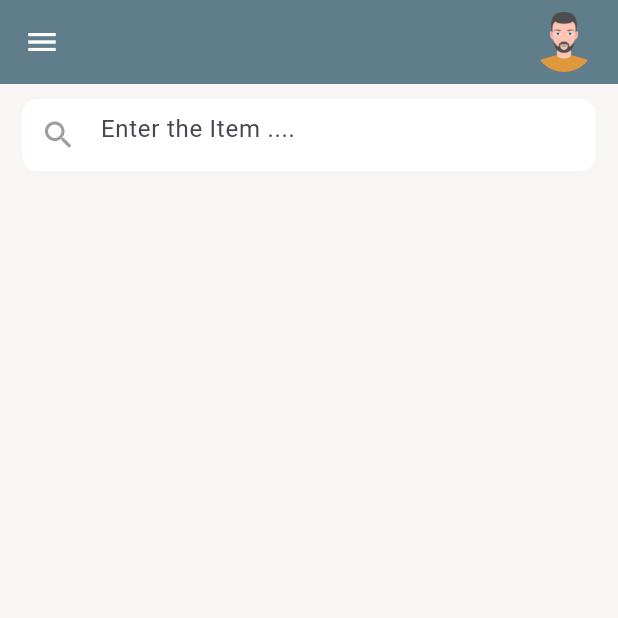
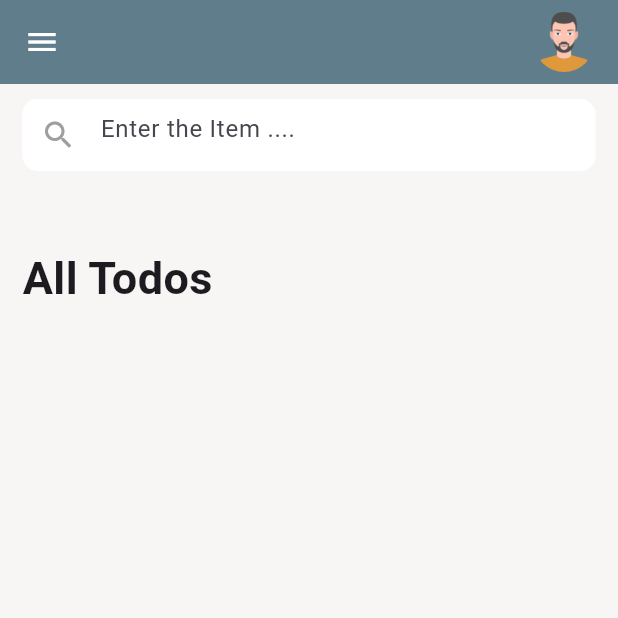
Before and after one commit to kumarrohan2804/flutter_apps, a Flutter app: the screen it shows after launch, on a phone screen of 412 x 824 dp, the top half of it. Run offline on Flutter 3.47's test engine with Material 3 defaults, Android fonts, the phone set to English and light mode, and no system bars.

Commit message:
Todo App basic completed

```diff
--- a/lib/main.dart
+++ b/lib/main.dart
@@ -18,7 +18,7 @@ class MyApp extends StatelessWidget {
         colorScheme: ColorScheme.fromSeed(seedColor: Colors.deepPurple),
         useMaterial3: true,
       ),
-      home: const TodoHome(),
+      home: TodoHome(),
     );
   }
 }
--- /dev/null
+++ b/lib/todo_app/model/todo_item_model.dart
@@ -0,0 +1,8 @@
+class TodoItemModel {
+  String? item;
+  int? id;
+  bool? completed;
+
+  TodoItemModel({required this.item, required this.completed, required this.id});
+
+}
--- a/lib/todo_app/todo_home.dart
+++ b/lib/todo_app/todo_home.dart
@@ -1,7 +1,18 @@
 import 'package:flutter/material.dart';
+import 'package:flutter_apps/todo_app/widget/todo_item.dart';
+import '../todo_app/model/todo_item_model.dart';
 
-class TodoHome extends StatelessWidget {
-  const TodoHome({super.key});
+class TodoHome extends StatefulWidget {
+  TodoHome({super.key});
+
+  @override
+  State<TodoHome> createState() => _TodoHomeState();
+}
+
+class _TodoHomeState extends State<TodoHome> {
+  final todoItemController = TextEditingController();
+
+  final todoItemList = [];
 
   @override
   Widget build(BuildContext context) {
@@ -12,13 +23,79 @@ class TodoHome extends StatelessWidget {
         color: const Color(0xffF8F6F4),
         child: Column(
           children: [
+            _searchBox(),
+            Expanded(
+              child: ListView(
+                children: [
                   Container(
+                    margin: EdgeInsets.only(top: 50, bottom: 20),
+                    child: const Text(
+                      'All Todos',
+                      style: TextStyle(
+                        fontSize: 30,
+                        fontWeight: FontWeight.bold
+                      ),
+                    ),
+                  ),
+                  Column(
+                    children: <Widget>[
+                      for(final todo in todoItemList)
+                        TodoItem(
+                          item: todo.item,
+                          id: todo.id,
+                          completed: todo.completed,
+                          callback: toggleTodo,
+                          onDelete: removeTodo,
+                        )
+                    ],
+                  )
+                ],
+              ),
+            )
+          ],
+        ),
+      ),
+    );
+  }
+
+  void stateChange(){
+    setState(() {});
+  }
+
+  void toggleTodo(int? id){
+    for(TodoItemModel todo in todoItemList){
+      if(todo.id == id){
+        todo.completed = !(todo.completed ?? false);
+      }
+    }
+    stateChange();
+  }
+
+  void removeTodo(int? id){
+    todoItemList.removeWhere((element) => element.id == id);
+    stateChange();
+  }
+
+  Widget _searchBox(){
+    return Container(
       decoration: BoxDecoration(
         color: Colors.white,
         borderRadius: BorderRadius.circular(10)
       ),
-              child: const TextField(
-                decoration: InputDecoration(
+      child: TextField(
+        onSubmitted: (value){
+          print("the todo item is $value");
+          final todo = TodoItemModel(
+            item: value,
+            completed: false,
+            id: todoItemList.length + 1
+          );
+          todoItemList.add(todo);
+          todoItemController.text ='';
+          stateChange();
+        },
+        controller: todoItemController,
+        decoration: const InputDecoration(
           border: InputBorder.none,
           hintText: 'Enter the Item ....',
           prefixIcon: Icon(
@@ -26,10 +103,7 @@ class TodoHome extends StatelessWidget {
             color: Colors.grey,
           )
         ),
-              ),
-            )
-          ],
-        ),
+        textInputAction: TextInputAction.search,
       ),
     );
   }
```
Also changed, not shown: lib/todo_app/widget/todo_item.dart (added, +54 -0 lines). Lines whose indentation alone changed are shown as unchanged.
